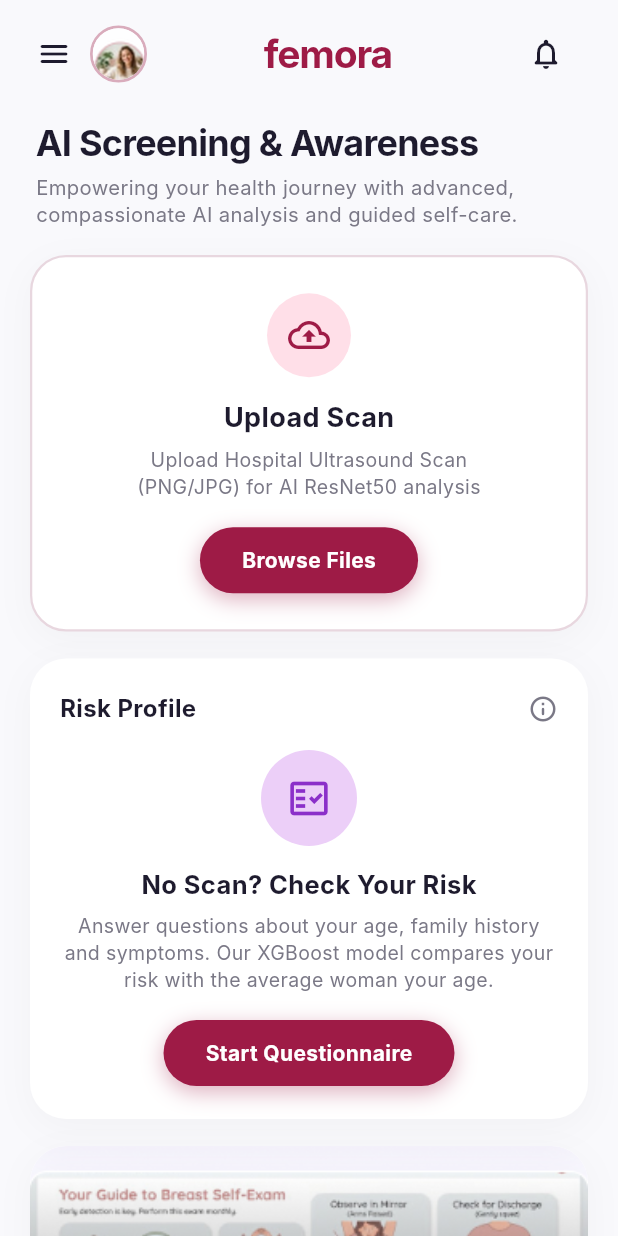
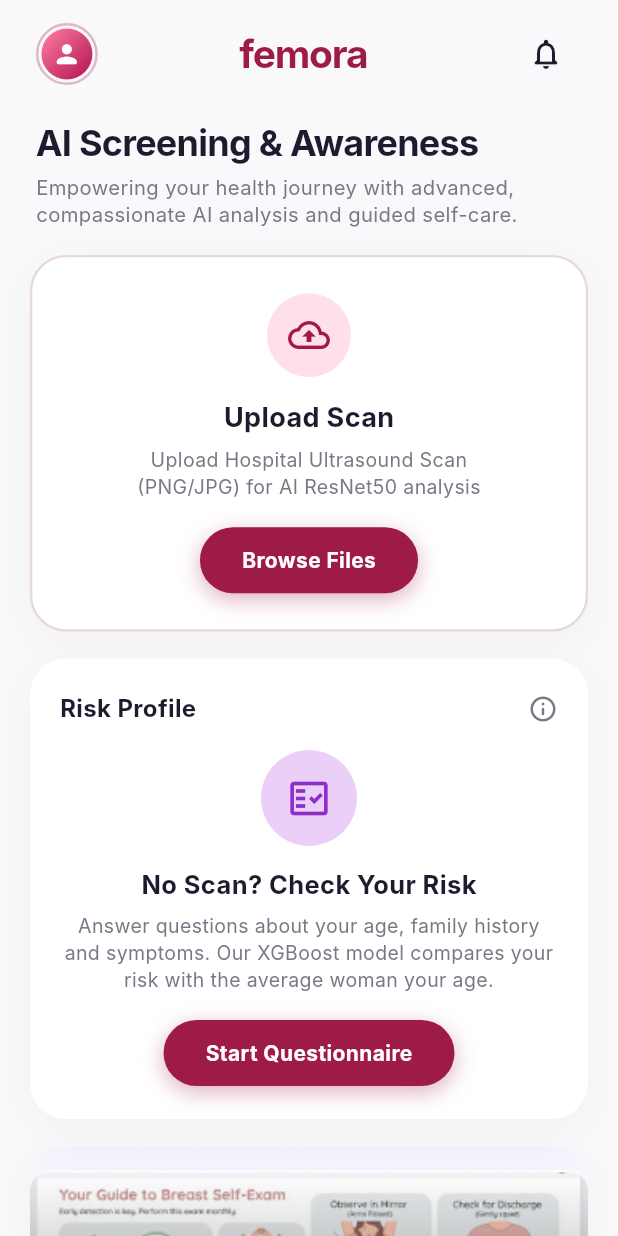
Before and after one commit to ammad-sajjad/Femora, a Flutter app: the BreastHealthScreen screen opened directly, on a phone screen of 412 x 824 dp. Run offline on Flutter 3.47's test engine with Material 3 defaults, Android fonts, the phone set to English and light mode, and no system bars; our stand-ins replace audioplayers, camera, firebase_auth, firebase_core, flutter_local_notifications, flutter_timezone and 8 more; missing offline and left inert: animated_emoji, record; accounts and stored records are empty; Roboto replaces fonts that are missing (Inter).

Commit message:
Profile panel: tapping her avatar opens a side panel with everything about her account
The panel slides in from the start edge (from the right in Urdu) and shows her name, account
(email, phone or guest) and age and BMI, with: edit profile, an English/Urdu switch, links to the
dashboard, Show my doctor, the PDF report, the report reader, the heart check and reminders, the
companion personalisation switch, delete all my data (asks first), the server address, About, and
Sign out, which the app did not have anywhere before.

Also fixes three header elements that were wrong: the avatar was a stock photo of a woman (the same
face for every user; it now shows her initials), the bell did nothing (it opens Reminders), and the
breast screen showed a hamburger menu icon that did nothing (removed). The unused stock photo is
deleted.

```diff
--- a/lib/screens/breast_health_screen.dart
+++ b/lib/screens/breast_health_screen.dart
@@ -183,7 +183,7 @@ class _BreastHealthScreenState extends State<BreastHealthScreen> {
           child: Column(
             crossAxisAlignment: CrossAxisAlignment.start,
             children: [
-              const FemoraHeader(showMenuIcon: true),
+              const FemoraHeader(),
               const SizedBox(height: 6),
               Padding(
                 padding: const EdgeInsets.symmetric(horizontal: 24.0),
--- a/lib/widgets/femora_header.dart
+++ b/lib/widgets/femora_header.dart
@@ -1,56 +1,58 @@
 import 'package:flutter/material.dart';
+import 'package:provider/provider.dart';
+
+import '../l10n/lang.dart';
+import '../models/health_store.dart';
+import '../screens/reminders_screen.dart';
 import '../theme/app_theme.dart';
+import 'profile_panel.dart';
 import 'server_address_dialog.dart';
 
+/// The top bar of every tab: her avatar (opens the profile panel), the logo, and the reminders bell.
 class FemoraHeader extends StatelessWidget {
-  final bool showMenuIcon;
   final bool isCalendarStyle;
 
-  const FemoraHeader({
-    super.key,
-    this.showMenuIcon = false,
-    this.isCalendarStyle = false,
-  });
+  const FemoraHeader({super.key, this.isCalendarStyle = false});
 
   @override
   Widget build(BuildContext context) => GestureDetector(
         behavior: HitTestBehavior.translucent,
-        onLongPress: () => showServerAddressDialog(context), // hidden demo setting
+        onLongPress: () => showServerAddressDialog(context), // hidden demo setting (also in the profile panel)
         child: _layout(context),
       );
 
+  Widget _avatar(BuildContext context, String name, String language) => Semantics(
+        button: true,
+        label: t(language, 'Open profile', 'پروفائل کھولیں'),
+        child: InkWell(
+          key: const Key('header_avatar'),
+          customBorder: const CircleBorder(),
+          onTap: () => showProfilePanel(context),
+          child: Container(
+            padding: const EdgeInsets.all(2),
+            decoration: BoxDecoration(shape: BoxShape.circle, border: Border.all(color: AppColors.primaryBerry.withValues(alpha: 0.3), width: 1.6)),
+            child: ProfileAvatar(name: name, size: 34),
+          ),
+        ),
+      );
+
+  static const _logo = Text(
+    'femora',
+    style: TextStyle(fontFamily: 'Inter', fontSize: 26, fontWeight: FontWeight.w700, color: AppColors.primaryBerry, letterSpacing: -0.8),
+  );
+
   Widget _layout(BuildContext context) {
+    final profile = Provider.of<HealthStore?>(context)?.profile;
+    final name = profile?.name ?? '';
+    final language = profile?.language ?? 'en';
+
     if (isCalendarStyle) {
-      // Calendar screen header layout: "femora" logo on left, pink profile avatar on right
+      // Calendar screen: logo on the start side, avatar on the end side
       return Padding(
         padding: const EdgeInsets.symmetric(horizontal: 24.0, vertical: 12.0),
         child: Row(
           mainAxisAlignment: MainAxisAlignment.spaceBetween,
-          children: [
-            const Text(
-              'femora',
-              style: TextStyle(
-                fontFamily: 'Inter',
-                fontSize: 26,
-                fontWeight: FontWeight.w700,
-                color: AppColors.primaryBerry,
-                letterSpacing: -0.8,
-              ),
-            ),
-            Container(
-              width: 38,
-              height: 38,
-              decoration: const BoxDecoration(
-                color: Color(0xFFFFDDE6),
-                shape: BoxShape.circle,
-              ),
-              child: const Icon(
-                Icons.person_outline_rounded,
-                color: AppColors.primaryBerry,
-                size: 22,
-              ),
-            ),
-          ],
+          children: [_logo, _avatar(context, name, language)],
         ),
       );
     }
@@ -60,60 +62,13 @@ class FemoraHeader extends StatelessWidget {
       child: Row(
         mainAxisAlignment: MainAxisAlignment.spaceBetween,
         children: [
-          Row(
-            children: [
-              if (showMenuIcon) ...[
-                const Icon(
-                  Icons.menu_rounded,
-                  color: AppColors.textDark,
-                  size: 24,
-                ),
-                const SizedBox(width: 12),
-              ],
-              Container(
-                width: 38,
-                height: 38,
-                decoration: BoxDecoration(
-                  shape: BoxShape.circle,
-                  border: Border.all(
-                    color: AppColors.primaryBerry.withOpacity(0.35),
-                    width: 1.8,
-                  ),
-                ),
-                child: ClipOval(
-                  child: Image.asset(
-                    'assets/images/user_avatar.png',
-                    fit: BoxFit.cover,
-                    errorBuilder: (context, error, stackTrace) {
-                      return const Icon(
-                        Icons.person,
-                        color: AppColors.primaryBerry,
-                        size: 22,
-                      );
-                    },
-                  ),
-                ),
-              ),
-            ],
-          ),
-          const Text(
-            'femora',
-            style: TextStyle(
-              fontFamily: 'Inter',
-              fontSize: 26,
-              fontWeight: FontWeight.w700,
-              color: AppColors.primaryBerry,
-              letterSpacing: -0.8,
-            ),
-          ),
+          _avatar(context, name, language),
+          _logo,
           IconButton(
-            onPressed: () {},
-            splashRadius: 20,
-            icon: const Icon(
-              Icons.notifications_none_rounded,
-              color: AppColors.textDark,
-              size: 24,
-            ),
+            key: const Key('header_reminders'),
+            tooltip: t(language, 'Reminders', 'یاد دہانیاں'),
+            onPressed: () => Navigator.push(context, MaterialPageRoute<void>(builder: (_) => const RemindersScreen())),
+            icon: const Icon(Icons.notifications_none_rounded, color: AppColors.textDark, size: 24),
           ),
         ],
       ),
```
Also changed, not shown: lib/widgets/profile_panel.dart (added, +238 -0 lines), assets/images/user_avatar.png (deleted), 1 other file.
